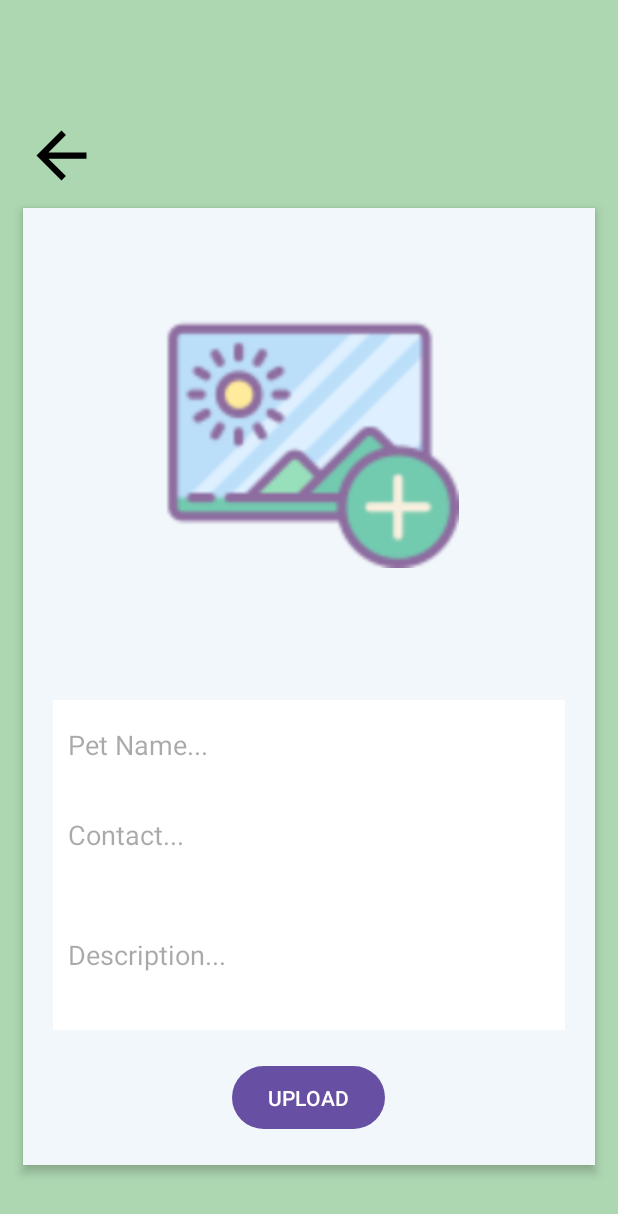
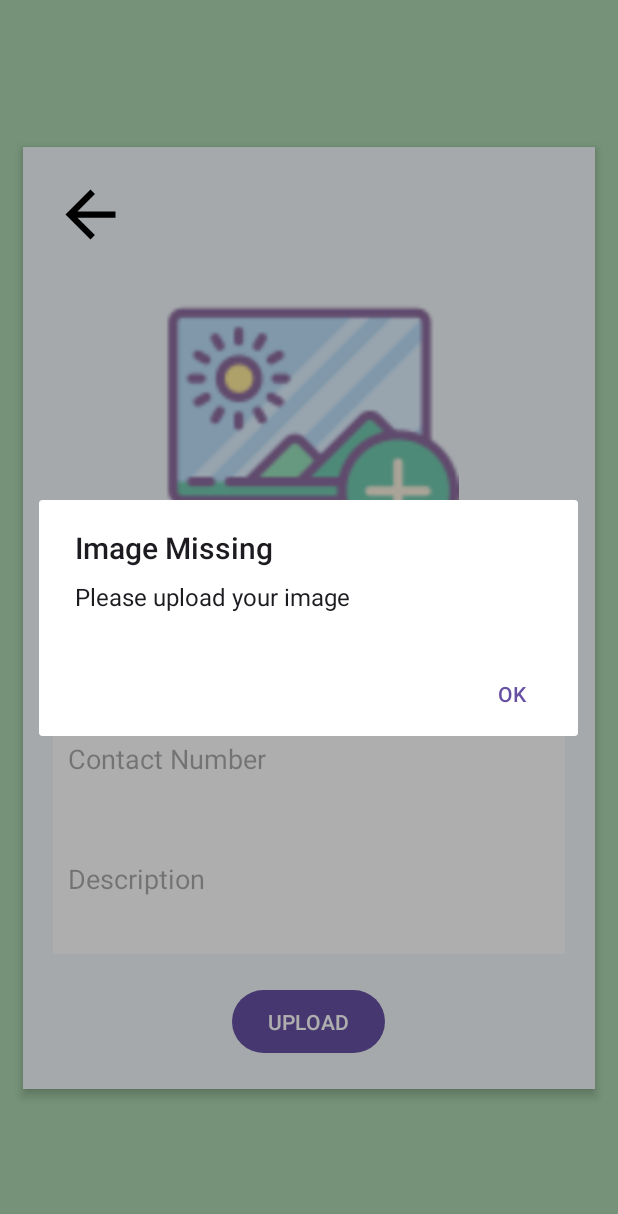
Before and after one commit to SimpingRyry/Pet_Book_Ng_Mga_Hayop_Na_Katulad_Kent, an Android app: the UploadDonations screen opened directly, with no data from a screen before it, after a tap on "UPLOAD", on a phone screen of 412 x 824 dp. Shown: the top 1214 px of the screen. Run offline under Robolectric (Android 15) with nearby library versions, the phone set to English and light mode, and no system bars; our stand-ins replace Firebase (no records; nobody signed in at launch, a user with empty details on screens opened directly); pictures from the network do not load.

Commit message:
pogi talaga masyado ni kent always and forever

```diff
--- a/app/src/main/java/com/example/petbook/UploadDonations.java
+++ b/app/src/main/java/com/example/petbook/UploadDonations.java
@@ -5,9 +5,8 @@ import androidx.activity.result.ActivityResultCallback;
 import androidx.activity.result.ActivityResultLauncher;
 import androidx.activity.result.contract.ActivityResultContracts;
 import androidx.annotation.NonNull;
+import androidx.appcompat.app.AlertDialog;
 import androidx.appcompat.app.AppCompatActivity;
-import androidx.fragment.app.FragmentManager;
-import androidx.fragment.app.FragmentTransaction;
 
 import android.app.Activity;
 import android.content.ContentResolver;
@@ -18,8 +17,6 @@ import android.os.Bundle;
 import android.preference.PreferenceManager;
 import android.view.View;
 import android.webkit.MimeTypeMap;
-import android.widget.AdapterView;
-import android.widget.ArrayAdapter;
 import android.widget.Button;
 import android.widget.EditText;
 import android.widget.ImageView;
@@ -29,7 +26,6 @@ import android.widget.Toast;
 
 import com.google.android.gms.tasks.OnFailureListener;
 import com.google.android.gms.tasks.OnSuccessListener;
-import com.google.android.material.floatingactionbutton.FloatingActionButton;
 import com.google.firebase.database.DatabaseReference;
 import com.google.firebase.database.FirebaseDatabase;
 import com.google.firebase.storage.FirebaseStorage;
@@ -41,7 +37,7 @@ public class UploadDonations extends AppCompatActivity {
 
     private Button uploadButton;
     private ImageView uploadImage, back;
-    EditText uploadCaption;
+    EditText petName;
     EditText contact;
     EditText description;
     ProgressBar progressBar;
@@ -53,6 +49,18 @@ public class UploadDonations extends AppCompatActivity {
 
     final private StorageReference storageReference = FirebaseStorage.getInstance().getReference();
 
+    private void showAlertDialog(String title, String message) {
+        new AlertDialog.Builder(this)
+                .setTitle(title)
+                .setMessage(message)
+                .setPositiveButton(android.R.string.ok, null)
+                .show();
+    }
+    private boolean isValidContactNumber(String contactnum) { return contactnum.matches("^09\\d{9}$"); }
+    private boolean isAlphabetic(String text) {
+        return text.matches("^[a-zA-Z ]+$");
+    }
+
     @Override
     protected void onCreate(Bundle savedInstanceState) {
         super.onCreate(savedInstanceState);
@@ -60,7 +68,7 @@ public class UploadDonations extends AppCompatActivity {
         preferences = PreferenceManager.getDefaultSharedPreferences(getApplicationContext());
 
         uploadButton = findViewById(R.id.uploadButton);
-        uploadCaption = findViewById(R.id.petname);
+        petName = findViewById(R.id.petname);
         contact = findViewById(R.id.contact);
         description = findViewById(R.id.descriptiondonate);
         uploadImage = findViewById(R.id.uploadImage);
@@ -106,8 +114,6 @@ public class UploadDonations extends AppCompatActivity {
             }
         });
 
-
-
         uploadImage.setOnClickListener(new View.OnClickListener() {
             @Override
             public void onClick(View view) {
@@ -121,28 +127,37 @@ public class UploadDonations extends AppCompatActivity {
         uploadButton.setOnClickListener(new View.OnClickListener() {
             @Override
             public void onClick(View view) {
-                String caption = uploadCaption.getText().toString();
+                String pet_name = petName.getText().toString();
                 String contactnum = contact.getText().toString();
                 String descriptiontext = description.getText().toString();
+
                 if (NetworkUtils.isInternetConnected(getApplicationContext())) {
-                    if (imageUri != null && caption != null && contactnum != null && descriptiontext != null ){
-                        uploadToFirebase(imageUri);
-                    } else  {
-                        Toast.makeText(UploadDonations.this, "Please fill up required fields", Toast.LENGTH_SHORT).show();
+                    if (imageUri != null) {
+                        if (pet_name != null && !pet_name.isEmpty() && isAlphabetic(pet_name)) {
+                            if (contactnum != null && !contactnum.isEmpty() && isValidContactNumber(contactnum)) {
+                                if (descriptiontext != null && !descriptiontext.isEmpty()) {
+                                    uploadToFirebase(imageUri);
+                                } else {
+                                    showAlertDialog("Invalid Description", "Please input a description for you fundraising activity.");
+                                }
+                            } else {
+                                showAlertDialog("Invalid Contact Number", "Please input your proper contact info");
+                            }
+                        } else {
+                            showAlertDialog("Invalid Pet Name", "Please input your proper pet name");
+                        }
+                    } else {
+                        showAlertDialog("Image Missing", "Please upload your image");
                     }
-                    // Device is connected to the internet
                 } else {
                     Toast.makeText(getApplicationContext(),"Please ensure network connectivity",Toast.LENGTH_SHORT).show();
-                    // Device is not connected to the internet
                 }
-
-
             }
         });
     }
     //Outside onCreate
     private void uploadToFirebase(Uri uri){
-        String caption = uploadCaption.getText().toString();
+        String caption = petName.getText().toString();
         String contactnum = contact.getText().toString();
         String descriptiontext = description.getText().toString();
         final StorageReference imageReference = storageReference.child(System.currentTimeMillis() + "." + getFileExtension(uri));
--- a/app/src/main/java/com/example/petbook/load_user.java
+++ b/app/src/main/java/com/example/petbook/load_user.java
@@ -39,7 +39,6 @@ public class load_user extends Fragment implements UserListerner {
     // TODO: Rename parameter arguments, choose names that match
     SharedPreferences preferences;
     EditText search;
-
     @Override
     public View onCreateView(LayoutInflater inflater, ViewGroup container,
                              Bundle savedInstanceState) {
@@ -191,7 +190,4 @@ public class load_user extends Fragment implements UserListerner {
         userrecycler.setAdapter(userAdapters);
         userrecycler.setVisibility(View.VISIBLE);
     }
-
-
-
 }
--- a/app/src/main/res/layout/activity_upload_adoption.xml
+++ b/app/src/main/res/layout/activity_upload_adoption.xml
@@ -1,7 +1,6 @@
 <?xml version="1.0" encoding="utf-8"?>
 <LinearLayout
     xmlns:android="http://schemas.android.com/apk/res/android"
-    xmlns:app="http://schemas.android.com/apk/res-auto"
     xmlns:tools="http://schemas.android.com/tools"
     android:layout_width="match_parent"
     android:layout_height="match_parent"
@@ -19,7 +18,7 @@
         android:layout_marginBottom="30dp"
         android:padding="20dp"
         android:layout_marginHorizontal="15dp"
-        android:elevation="4dp">  <!-- Add elevation for a subtle shadow -->
+        android:elevation="4dp">
 
         <ImageView
             android:layout_width="50dp"
@@ -104,8 +103,6 @@
                 android:id="@+id/uploadButton"
                 android:text="UPLOAD"/>
 
-
-
         </LinearLayout>
 
     </LinearLayout>
--- a/app/src/main/res/layout/activity_upload_donations.xml
+++ b/app/src/main/res/layout/activity_upload_donations.xml
@@ -1,7 +1,6 @@
 <?xml version="1.0" encoding="utf-8"?>
 <LinearLayout
     xmlns:android="http://schemas.android.com/apk/res/android"
-    xmlns:app="http://schemas.android.com/apk/res-auto"
     xmlns:tools="http://schemas.android.com/tools"
     android:layout_width="match_parent"
     android:layout_height="match_parent"
@@ -10,16 +9,6 @@
     android:paddingTop="30dp"
     android:gravity="center"
     tools:context=".UploadDonations">
-    <ImageView
-        android:layout_width="50dp"
-        android:layout_height="50dp"
-        android:layout_gravity="start"
-        android:layout_marginStart="16dp"
-        android:layout_marginTop="1dp"
-        android:layout_marginBottom="10dp"
-
-        android:id="@+id/back"
-        android:src="@drawable/baseline_arrow_back_24"/>
 
     <LinearLayout
         android:layout_width="match_parent"
@@ -27,15 +16,22 @@
         android:orientation="vertical"
         android:background="#f1f7fb"
         android:padding="20dp"
+        android:layout_marginBottom="30dp"
         android:layout_marginHorizontal="15dp"
-        android:elevation="4dp">  <!-- Add elevation for a subtle shadow -->
+        android:elevation="4dp">
+
+        <ImageView
+            android:layout_width="50dp"
+            android:layout_height="50dp"
+            android:layout_gravity="start"
+            android:id="@+id/back"
+            android:src="@drawable/baseline_arrow_back_24"/>
 
         <ImageView
             android:layout_width="match_parent"
             android:layout_height="200dp"
             android:src="@drawable/image_up"
-            android:id="@+id/uploadImage"
-            android:layout_marginTop="20dp"/>
+            android:id="@+id/uploadImage" />
 
         <ProgressBar
             android:layout_width="wrap_content"
@@ -43,14 +39,12 @@
             android:id="@+id/progressBar"
             android:layout_gravity="center"
             android:indeterminateTint="#ffe9c9"
-            android:visibility="invisible"
-            android:layout_marginTop="20dp"/>
+            android:visibility="invisible" />
 
         <LinearLayout
             android:layout_width="match_parent"
             android:layout_height="wrap_content"
-            android:orientation="vertical"
-            android:layout_marginTop="20dp">
+            android:orientation="vertical">
 
             <EditText
                 android:layout_width="match_parent"
@@ -59,19 +53,23 @@
                 android:textColor="@color/black"
                 android:layout_weight="1"
                 android:inputType="text"
+                android:maxLength="30"
                 android:background="@android:color/white"
                 android:padding="10dp"
-                android:hint="Pet Name..."/>
+                android:hint="Pet Name"/>
+
             <EditText
                 android:layout_width="match_parent"
                 android:layout_height="60dp"
                 android:id="@+id/contact"
                 android:textColor="@color/black"
                 android:layout_weight="1"
+                android:maxLength="11"
                 android:inputType="phone"
                 android:background="@android:color/white"
                 android:padding="10dp"
-                android:hint="Contact..."/>
+                android:hint="Contact Number"/>
+
             <EditText
                 android:layout_width="match_parent"
                 android:layout_height="100dp"
@@ -79,10 +77,10 @@
                 android:textColor="@color/black"
                 android:layout_weight="1"
                 android:inputType="text"
+                android:maxLength="100"
                 android:background="@android:color/white"
                 android:padding="10dp"
-                android:hint="Description..."/>
-
+                android:hint="Description"/>
 
             <Button
                 android:layout_width="wrap_content"
@@ -92,17 +90,6 @@
                 android:id="@+id/uploadButton"
                 android:text="UPLOAD"/>
 
-
-            <!--            <com.google.android.material.floatingactionbutton.FloatingActionButton-->
-            <!--                android:layout_width="wrap_content"-->
-            <!--                android:layout_height="wrap_content"-->
-            <!--                android:id="@+id/uploadButton"-->
-            <!--                android:layout_marginStart="10dp"-->
-            <!--                android:backgroundTint="#fdb69a"-->
-            <!--                android:src="@drawable/kanarrow"-->
-            <!--                app:tint="@color/white"-->
-            <!--                app:maxImageSize="40dp"/>-->
-
         </LinearLayout>
 
     </LinearLayout>
--- a/app/src/main/res/layout/fragment_load_user.xml
+++ b/app/src/main/res/layout/fragment_load_user.xml
@@ -14,6 +14,7 @@
         android:layout_marginStart="16dp"
         android:layout_marginLeft="16dp"
         android:layout_marginTop="12dp"
+        android:onClick="goBack2"
         android:padding="6dp"
         android:src="@drawable/back"
         app:layout_constraintStart_toStartOf="parent"
@@ -38,6 +39,7 @@
         android:layout_marginTop="16dp"
         android:hint="Enter Name"
         android:padding="10dp"
+        android:paddingStart="20dp"
         android:layout_marginStart="20dp"
         android:layout_marginEnd="20dp"
         android:background="@drawable/search_bg"
--- a/app/src/main/res/layout/staggered_item.xml
+++ b/app/src/main/res/layout/staggered_item.xml
@@ -4,7 +4,7 @@
     xmlns:app="http://schemas.android.com/apk/res-auto"
     android:layout_width="match_parent"
     android:layout_height="wrap_content"
-    android:layout_margin="20dp"
+    android:layout_margin="10dp"
     app:cardCornerRadius="20dp"
     app:cardElevation="10dp">
 
--- a/app/src/main/res/values/colors.xml
+++ b/app/src/main/res/values/colors.xml
@@ -4,5 +4,5 @@
     <color name="white">#FFFFFFFF</color>
     <color name="camo_green">#7E9684</color>
     <color name="orange">#F0AC61</color>
-
+    <color name="beige">#F5F5DC</color>
 </resources>
```
Also changed, not shown: app/src/main/java/com/example/petbook/UploadAdoption.java (+54 -21 lines), app/src/main/java/com/example/petbook/UploadPetImage.java (+29 -19 lines), app/src/main/res/layout/activity_upload_pet_image.xml (+18 -32 lines), app/src/main/res/values/strings.xml (+6 -1 lines).
